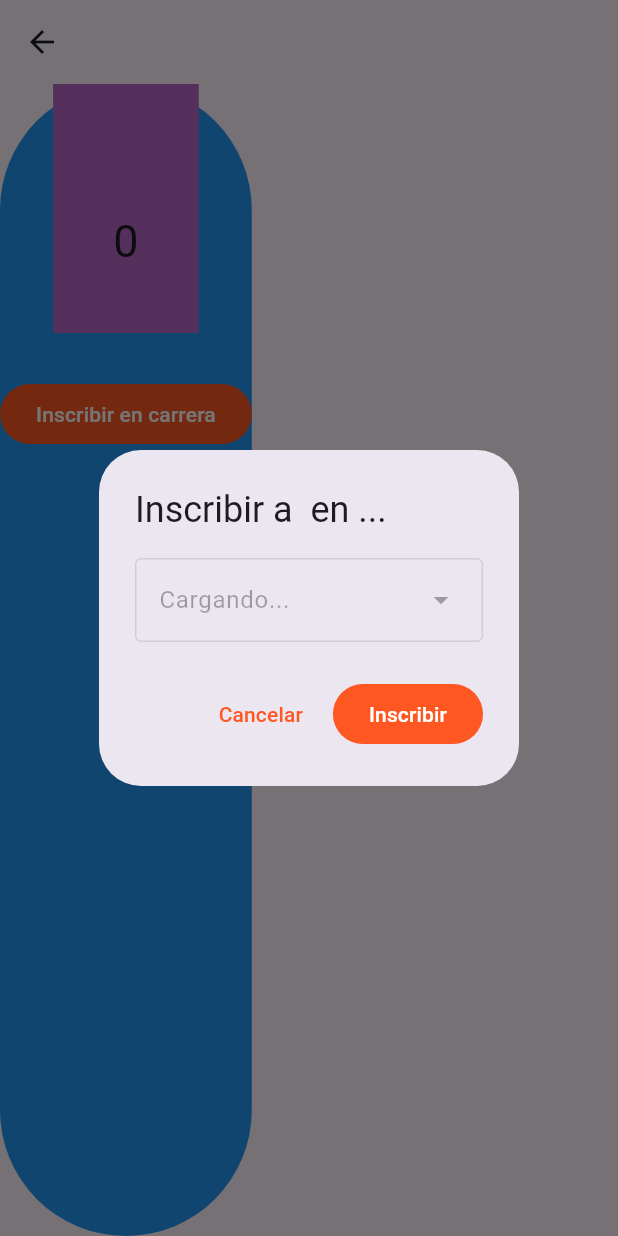
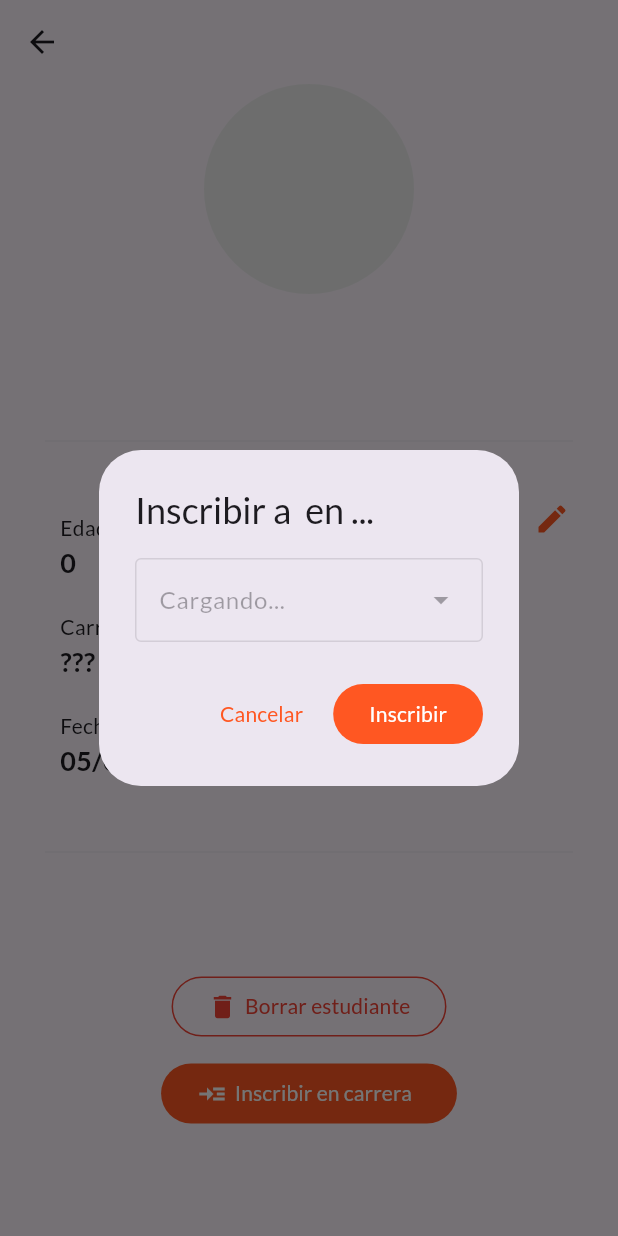
Before and after one commit to pedrochatelain/flutter_carreras_estudiantes, a Flutter app: the RouteDetailEstudiante screen opened directly with empty values, after a tap on "Inscribir en carrera", on a phone screen of 412 x 824 dp. Run offline on Flutter 3.47's test engine with Material 3 defaults, Android fonts, the phone set to English and light mode, and no system bars; our stand-ins replace data_table_2, flutter_animate, flutter_speed_dial, google_fonts, page_transition; network calls fail.

Commit message:
update ui detail_estudiante

```diff
--- a/lib/main.dart
+++ b/lib/main.dart
@@ -27,7 +27,7 @@ void main() {
       child: MaterialApp(
         scaffoldMessengerKey: snackbarKey,
         theme: ThemeData(
-          textTheme: GoogleFonts.mcLarenTextTheme(),
+          textTheme: GoogleFonts.latoTextTheme(),
           navigationBarTheme: const NavigationBarThemeData(
               iconTheme:
                   WidgetStatePropertyAll(IconThemeData(color: Colors.white)),
--- a/lib/screen/route_detail_estudiante.dart
+++ b/lib/screen/route_detail_estudiante.dart
@@ -1,3 +1,5 @@
+import 'dart:io';
+
 import 'package:app_material_3/model/estudiante.dart';
 import 'package:app_material_3/provider/provider_inscripcion.dart';
 import 'package:flutter/material.dart';
@@ -14,35 +16,223 @@ class RouteDetailEstudiante extends StatelessWidget {
   @override
   Widget build(BuildContext context) {
     return Scaffold(
-      appBar: AppBar(
-          // title: Text(estudiante.nombre.toString()),
+        appBar: AppBar(),
+        body: Column(
+          children: [
+            PhotoStudent(),
+            NameAndLastname(estudiante: estudiante),
+            Divider(
+              thickness: .2,
+              indent: 30,
+              endIndent: 30,
             ),
-      body: Container(
-        decoration: const BoxDecoration(
-            color: Colors.blue,
-            borderRadius: BorderRadius.all(Radius.circular(234))),
+            WrapperInfoEstudiante(estudiante: estudiante),
+            Divider(
+              thickness: .2,
+              indent: 30,
+              endIndent: 30,
+            ),
+            Buttons(estudiante: estudiante)
+          ],
+        ));
+  }
+}
+
+class NameAndLastname extends StatelessWidget {
+  static const double fontsize = 28;
+  final Estudiante estudiante;
+
+  const NameAndLastname({
+    super.key,
+    required this.estudiante,
+  });
+
+  @override
+  Widget build(BuildContext context) {
+    return SizedBox(
+      width: 330,
       child: Column(
-          // mainAxisSize: MainAxisSize.min,
+        children: [
+          Text(
+              overflow: TextOverflow.ellipsis,
+              style: const TextStyle(fontSize: fontsize),
+              estudiante.nombre),
+          Text(
+              overflow: TextOverflow.ellipsis,
+              style: const TextStyle(fontSize: fontsize),
+              estudiante.apellido),
+        ],
+      ),
+    );
+  }
+}
+
+class PhotoStudent extends StatelessWidget {
+  const PhotoStudent({
+    super.key,
+  });
+
+  @override
+  Widget build(BuildContext context) {
+    return Padding(
+      padding: const EdgeInsets.only(bottom: 10),
+      child: CircleAvatar(
+        backgroundColor: Colors.grey.shade200,
+        radius: 70,
+        backgroundImage: AssetImage("assets/blank_profile.jfif"),
+      ),
+    );
+  }
+}
+
+class Buttons extends StatelessWidget {
+  const Buttons({
+    super.key,
+    required this.estudiante,
+  });
+
+  final Estudiante estudiante;
+
+  @override
+  Widget build(BuildContext context) {
+    return Expanded(
+      child: Column(
+        mainAxisAlignment: MainAxisAlignment.center,
+        children: [
+          ButtonDeleteStudent(),
+          SizedBox(
+            height: 10,
+          ),
+          ButtonInscribirEstudiante(estudiante: estudiante),
+        ],
+      ),
+    );
+  }
+}
+
+class ButtonDeleteStudent extends StatelessWidget {
+  const ButtonDeleteStudent({
+    super.key,
+  });
+
+  @override
+  Widget build(BuildContext context) {
+    return OutlinedButton(
+        style: OutlinedButton.styleFrom(
+          side: const BorderSide(color: Colors.red),
+        ),
+        onPressed: () => {},
+        child: const Row(
+          mainAxisSize: MainAxisSize.min,
+          children: [
+            Icon(color: Colors.red, size: 20, Icons.delete),
+            SizedBox(
+              width: 5,
+            ),
+            Text(style: TextStyle(color: Colors.red), "Borrar estudiante")
+          ],
+        ));
+  }
+}
+
+class WrapperInfoEstudiante extends StatelessWidget {
+  const WrapperInfoEstudiante({
+    super.key,
+    required this.estudiante,
+  });
+
+  final Estudiante estudiante;
+
+  @override
+  Widget build(BuildContext context) {
+    return Center(
+      child: Padding(
+        padding: const EdgeInsets.all(20),
+        child: Stack(
           children: [
             Container(
-              color: Colors.purple[300],
+              // decoration: BoxDecoration(
+              //     border: Border.all(
+              //         width: .1,
+              //         strokeAlign: BorderSide.strokeAlignInside,
+              //         color: Colors.deepOrange),
+              //     borderRadius: const BorderRadius.all(Radius.circular(5))),
+              // color: Colors.red,
               child: Padding(
-                padding: const EdgeInsets.all(40),
+                padding: const EdgeInsets.all(10),
                 child: Column(
-                  mainAxisSize: MainAxisSize.min,
                   children: [
-                    Text(style: estiloDetail, estudiante.nombre),
-                    Text(style: estiloDetail, estudiante.edad.toString())
+                    InfoEstudiante(
+                        titulo: "Edad", info: estudiante.edad.toString()),
+                    InfoEstudiante(titulo: "Carreras", info: "???"),
+                    InfoEstudiante(
+                        titulo: "Fecha de nacimiento", info: "05/07/1997"),
                   ],
                 ),
               ),
             ),
-            const SizedBox(
-              height: 30,
+            Row(
+              mainAxisAlignment: MainAxisAlignment.end,
+              children: [
+                IconButton(
+                    onPressed: () => {},
+                    icon: Icon(color: Colors.deepOrange, Icons.edit)),
+              ],
             ),
-            FilledButton(
+          ],
+        ),
+      ),
+    );
+  }
+}
+
+class InfoEstudiante extends StatelessWidget {
+  final String titulo;
+  final String info;
+
+  const InfoEstudiante({super.key, required this.titulo, required this.info});
+
+  @override
+  Widget build(BuildContext context) {
+    return Padding(
+      padding: const EdgeInsets.all(10),
+      child: Column(
+        children: [
+          Row(
+            children: [
+              Text(titulo),
+            ],
+          ),
+          Row(
+            children: [
+              SizedBox(
+                  // height: 26,
+                  child: Text(
+                      style: const TextStyle(
+                          fontWeight: FontWeight.bold, fontSize: 18),
+                      info))
+            ],
+          ),
+        ],
+      ),
+    );
+  }
+}
+
+class ButtonInscribirEstudiante extends StatelessWidget {
+  const ButtonInscribirEstudiante({
+    super.key,
+    required this.estudiante,
+  });
+
+  final Estudiante estudiante;
+
+  @override
+  Widget build(BuildContext context) {
+    return FilledButton(
         style: const ButtonStyle(
-                    backgroundColor: WidgetStatePropertyAll(Colors.deepOrange)),
+          backgroundColor: WidgetStatePropertyAll(Colors.deepOrange),
+        ),
         onPressed: () => showDialog(
               builder: (context) {
                 return ChangeNotifierProvider(
@@ -53,10 +243,19 @@ class RouteDetailEstudiante extends StatelessWidget {
               },
               context: context,
             ),
-                child: const Text("Inscribir en carrera"))
+        child: const Padding(
+          padding: EdgeInsets.only(right: 6),
+          child: Row(
+            mainAxisSize: MainAxisSize.min,
+            mainAxisAlignment: MainAxisAlignment.center,
+            children: [
+              Icon(size: 20, Icons.read_more_sharp),
+              SizedBox(
+                width: 5,
+              ),
+              Text("Inscribir en carrera"),
             ],
           ),
-      ),
-    );
+        ));
   }
 }
--- a/pubspec.yaml
+++ b/pubspec.yaml
@@ -24,3 +24,5 @@ dev_dependencies:
 
 flutter:
   uses-material-design: true
+  assets:
+    - assets/blank_profile.jfif
```
Also changed, not shown: 1 other file. Lines whose indentation alone changed are shown as unchanged.
